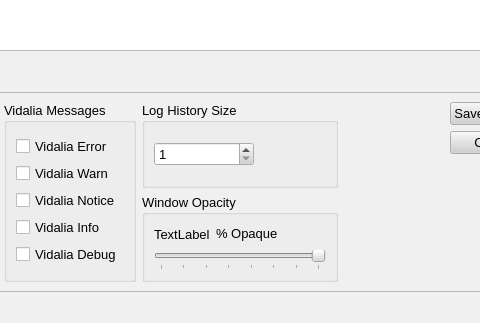
Qt form src/gui/messagelog/messagelog.ui (a-ilin/vidalia) before a commit; both pictures show x 140 to 620 and y 235 to 558 of the 701 by 558 pixel window.
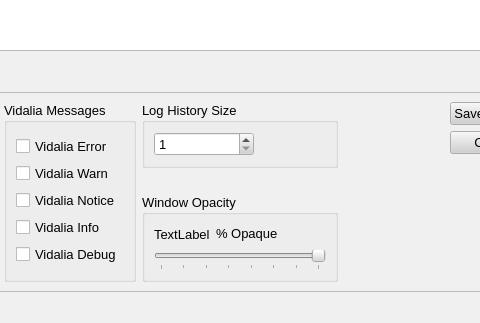
The same form after that commit. Icons and pictures are not drawn.

Commit message:
frmOpacity becomes invisible on unupported platforms instead of simply being disabled (it looked cheesy). Removed unused getOpacity().
svn:r207

What changed in the file:
```diff
--- a/src/gui/messagelog/messagelog.ui
+++ b/src/gui/messagelog/messagelog.ui
@@ -629,7 +629,7 @@
           <number>0</number>
          </property>
          <property name="spacing" >
-          <number>6</number>
+          <number>3</number>
          </property>
          <item>
           <widget class="QGroupBox" name="groupBox_3" >
@@ -694,6 +694,19 @@
            </layout>
           </widget>
          </item>
+         <item>
+          <spacer>
+           <property name="orientation" >
+            <enum>Qt::Vertical</enum>
+           </property>
+           <property name="sizeHint" >
+            <size>
+             <width>20</width>
+             <height>21</height>
+            </size>
+           </property>
+          </spacer>
+         </item>
          <item>
           <widget class="QGroupBox" name="grpOpacity" >
            <property name="contextMenuPolicy" >
```
The commit also changes 2 other files.
